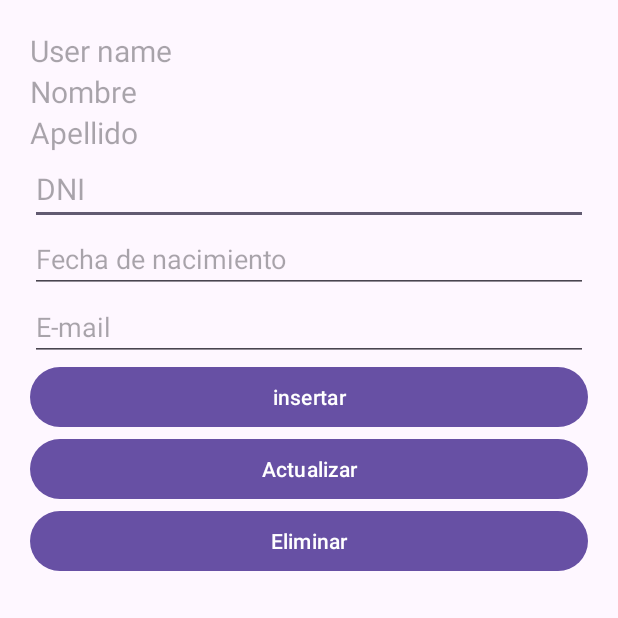
After one commit to PaylemanC/CRUD, an Android app: the socio screen opened directly, with no data from a screen before it, on a phone screen of 412 x 824 dp, the top half of it. The commit adds this screen. Run offline under Robolectric (Android 15) with nearby library versions, the phone set to English and light mode, and no system bars.

Commit message:
cree activity socios

```diff
--- a/app/src/main/AndroidManifest.xml
+++ b/app/src/main/AndroidManifest.xml
@@ -1,6 +1,6 @@
 <?xml version="1.0" encoding="utf-8"?>
 <manifest xmlns:android="http://schemas.android.com/apk/res/android"
-    xmlns:tools="http://schemas.android.com/tools">
+    xmlns:tools="http://schemas.android.com/tools" >
 
     <application
         android:allowBackup="true"
@@ -11,10 +11,13 @@
         android:roundIcon="@mipmap/ic_launcher_round"
         android:supportsRtl="true"
         android:theme="@style/Theme.CRUD"
-        tools:targetApi="31">
+        tools:targetApi="31" >
+        <activity
+            android:name=".socio"
+            android:exported="false" />
         <activity
             android:name=".MainActivity"
-            android:exported="true">
+            android:exported="true" >
             <intent-filter>
                 <action android:name="android.intent.action.MAIN" />
 
--- a/app/src/main/java/com/example/crud/MainActivity.java
+++ b/app/src/main/java/com/example/crud/MainActivity.java
@@ -1,14 +1,16 @@
 package com.example.crud;
 
 import android.content.ContentValues;
+import android.content.Intent;
 import android.database.sqlite.SQLiteDatabase;
 import android.os.Bundle;
 import android.view.View;
 import android.widget.Button;
 import android.widget.EditText;
 import android.widget.TextView;
+import androidx.appcompat.app.AppCompatActivity;
 
-import androidx.appcompat.app.AppCompatActivity;
+
 
 public class MainActivity extends AppCompatActivity {
     private EditText txtReg;
@@ -17,6 +19,12 @@ public class MainActivity extends AppCompatActivity {
     private Button btnActualizar;
     private TextView txtResultado;
     private CrudRol crudRol;
+
+
+    public void btnMainSocio(View view){
+        Intent intent=new Intent(MainActivity.this,socio.class);
+        startActivity(intent);
+    }
 
     @Override
     protected void onCreate(Bundle savedInstanceState) {
--- /dev/null
+++ b/app/src/main/java/com/example/crud/socio.java
@@ -0,0 +1,14 @@
+package com.example.crud;
+
+import androidx.appcompat.app.AppCompatActivity;
+
+import android.os.Bundle;
+
+public class socio extends AppCompatActivity {
+
+    @Override
+    protected void onCreate(Bundle savedInstanceState) {
+        super.onCreate(savedInstanceState);
+        setContentView(R.layout.activity_socio);
+    }
+}
--- a/app/src/main/res/layout/activity_main.xml
+++ b/app/src/main/res/layout/activity_main.xml
@@ -71,4 +71,12 @@
         android:layout_width="380dp"
         android:layout_height="69dp"
         android:text="" />
+
+    <Button
+        android:id="@+id/btnActivity_socios"
+        android:layout_width="match_parent"
+        android:layout_height="wrap_content"
+        android:text="Ir a socios"
+        android:onClick="btnMainSocio"
+        />
 </LinearLayout>
--- /dev/null
+++ b/app/src/main/res/layout/activity_socio.xml
@@ -0,0 +1,83 @@
+<?xml version="1.0" encoding="utf-8"?>
+<LinearLayout xmlns:android="http://schemas.android.com/apk/res/android"
+    android:layout_width="match_parent"
+    android:layout_height="match_parent"
+    android:orientation="vertical"
+    android:padding="20dp"
+    >
+
+
+    <TextView
+        android:id="@+id/textUserName"
+        android:layout_width="match_parent"
+        android:layout_height="wrap_content"
+        android:hint="User name"
+        android:textSize="20dp"
+
+        />
+
+    <TextView
+        android:id="@+id/textNombre"
+        android:layout_width="match_parent"
+        android:layout_height="wrap_content"
+        android:hint="Nombre"
+        android:textSize="20dp"/>
+
+    <TextView
+        android:id="@+id/textApellido"
+        android:layout_width="match_parent"
+        android:layout_height="wrap_content"
+        android:hint="Apellido"
+        android:textSize="20dp"/>
+
+    <EditText
+        android:id="@+id/textDNI"
+        android:layout_width="match_parent"
+        android:layout_height="wrap_content"
+        android:ems="10"
+        android:inputType="number"
+        android:hint="DNI"
+        android:textSize="20dp"/>
+
+    <EditText
+        android:id="@+id/textFechaNac"
+        android:layout_width="match_parent"
+        android:layout_height="wrap_content"
+        android:ems="10"
+        android:inputType="date"
+        android:hint="Fecha de nacimiento"/>
+
+    <EditText
+        android:id="@+id/textEmail"
+        android:layout_width="match_parent"
+        android:layout_height="wrap_content"
+        android:ems="10"
+        android:inputType="textEmailAddress"
+        android:hint="E-mail"
+        />
+
+    <Button
+        android:id="@+id/btnInsertar"
+        android:layout_width="match_parent"
+        android:layout_height="wrap_content"
+        android:text="insertar" />
+
+    <Button
+        android:id="@+id/btnActualizar"
+        android:layout_width="match_parent"
+        android:layout_height="wrap_content"
+        android:text="Actualizar" />
+
+    <Button
+        android:id="@+id/btnEliminar"
+        android:layout_width="match_parent"
+        android:layout_height="wrap_content"
+        android:text="Eliminar" />
+
+    <!--    <Button-->
+    <!--        android:id="@+id/btnConsultar"-->
+    <!--        android:layout_width="match_parent"-->
+    <!--        android:layout_height="wrap_content"-->
+    <!--        android:text="Consultar" />-->
+
+</LinearLayout>
```
